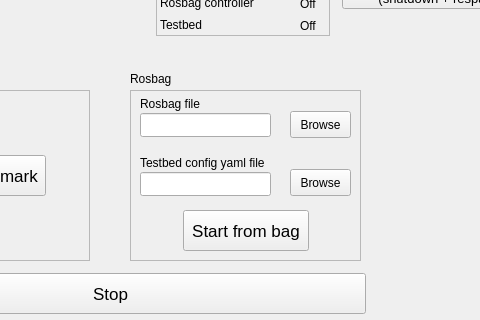
Before: the Qt Designer form gui/benchmark_gui/src/benchmark_gui/benchmark_gui.ui in madrob-beast/eurobench_benchmarking_software, drawn with Qt 5; both pictures show x 170 to 650 and y 136 to 456 of the 1280 by 720 pixel window.
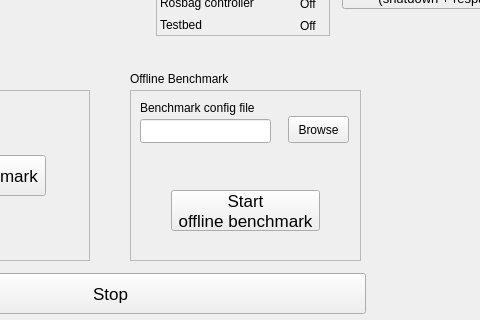
After: the same form once the commit is applied.

Commit message: Rosbag path written to benchmark yaml. Offline benchmarks load the yaml and play the bag. Handle exceptions in preprocessed scripts.

```diff
--- a/gui/benchmark_gui/src/benchmark_gui/benchmark_gui.ui
+++ b/gui/benchmark_gui/src/benchmark_gui/benchmark_gui.ui
@@ -310,9 +310,9 @@
    <widget class="QPushButton" name="start_from_bag_button">
     <property name="geometry">
      <rect>
-      <x>53</x>
-      <y>120</y>
-      <width>126</width>
+      <x>41</x>
+      <y>100</y>
+      <width>149</width>
       <height>41</height>
      </rect>
     </property>
@@ -322,27 +322,15 @@
      </font>
     </property>
     <property name="text">
-     <string>Start from bag</string>
-    </property>
-   </widget>
-   <widget class="QPushButton" name="rosbag_path_browse">
-    <property name="geometry">
-     <rect>
-      <x>160</x>
-      <y>21</y>
-      <width>61</width>
-      <height>27</height>
-     </rect>
-    </property>
-    <property name="text">
-     <string>Browse</string>
+     <string>Start
+offline benchmark</string>
     </property>
    </widget>
    <widget class="QPushButton" name="testbed_yaml_browse">
     <property name="geometry">
      <rect>
-      <x>160</x>
-      <y>79</y>
+      <x>158</x>
+      <y>26</y>
       <width>61</width>
       <height>27</height>
      </rect>
@@ -351,47 +339,24 @@
      <string>Browse</string>
     </property>
    </widget>
-   <widget class="QLabel" name="label_3">
-    <property name="geometry">
-     <rect>
-      <x>10</x>
-      <y>5</y>
-      <width>101</width>
-      <height>18</height>
-     </rect>
-    </property>
-    <property name="text">
-     <string>Rosbag file</string>
-    </property>
-   </widget>
    <widget class="QLabel" name="label_4">
     <property name="geometry">
      <rect>
       <x>10</x>
-      <y>63</y>
+      <y>8</y>
       <width>171</width>
       <height>19</height>
      </rect>
     </property>
     <property name="text">
-     <string>Testbed config yaml file</string>
-    </property>
-   </widget>
-   <widget class="QLineEdit" name="rosbag_path_edit">
-    <property name="geometry">
-     <rect>
-      <x>10</x>
-      <y>23</y>
-      <width>131</width>
-      <height>24</height>
-     </rect>
+     <string>Benchmark config file</string>
     </property>
    </widget>
    <widget class="QLineEdit" name="testbed_yaml_edit">
     <property name="geometry">
      <rect>
       <x>10</x>
-      <y>82</y>
+      <y>29</y>
       <width>131</width>
       <height>24</height>
      </rect>
@@ -416,12 +381,12 @@
     <rect>
      <x>300</x>
      <y>206</y>
-     <width>101</width>
+     <width>121</width>
      <height>17</height>
     </rect>
    </property>
    <property name="text">
-    <string>Rosbag</string>
+    <string>Offline Benchmark</string>
    </property>
   </widget>
   <widget class="QFrame" name="frame_3">
```
The commit also changes 6 other files.
